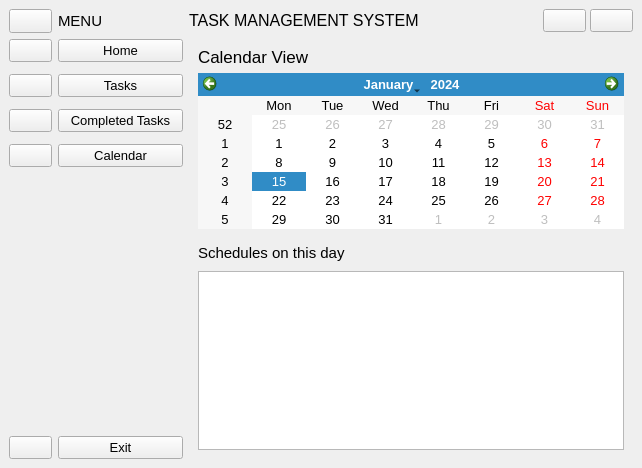
Above: ui/main_window.ui from VicMbugua/TaskManagementSystem before the change. Below: the same form after it.
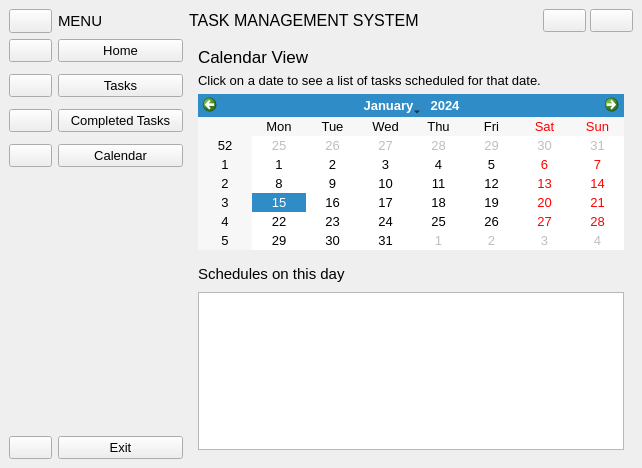
That is the form after the change. Icons and pictures are not drawn.

Diff of the .ui file:
```diff
--- a/ui/main_window.ui
+++ b/ui/main_window.ui
@@ -1088,6 +1088,13 @@
              </item>
             </layout>
            </item>
+           <item>
+            <widget class="QLabel" name="label_7">
+             <property name="text">
+              <string>Click on a date to see a list of tasks scheduled for that date.</string>
+             </property>
+            </widget>
+           </item>
            <item>
             <widget class="QCalendarWidget" name="calendar">
              <property name="cursor">
```
